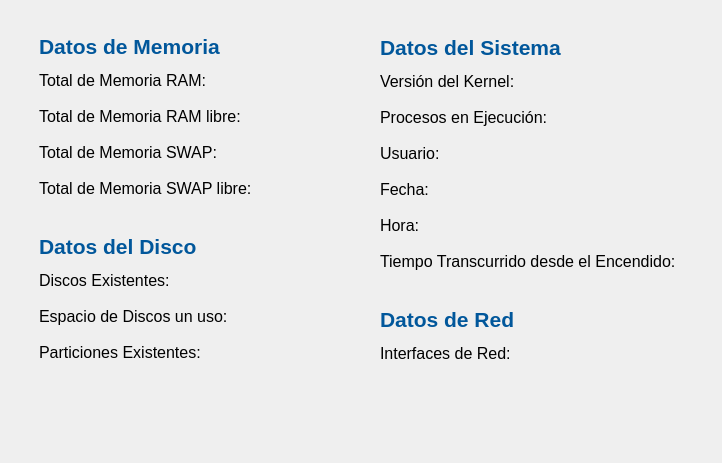
Above: monitor.ui from Estefanycss/MonitorDelSistema before the change. Below: the same form after it.
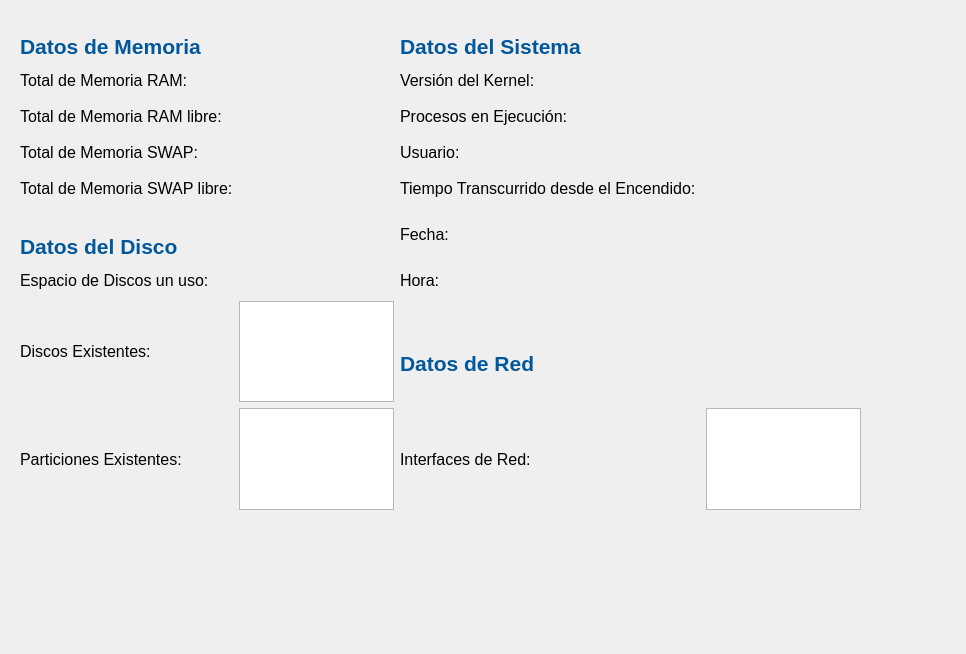
That is the form after the change.

Commit message: labels for data

```diff
--- a/monitor.ui
+++ b/monitor.ui
@@ -6,24 +6,48 @@
    <rect>
     <x>0</x>
     <y>0</y>
-    <width>722</width>
-    <height>463</height>
+    <width>966</width>
+    <height>654</height>
    </rect>
   </property>
   <property name="windowTitle">
    <string>Form</string>
   </property>
-  <widget class="QWidget" name="verticalLayoutWidget">
+  <widget class="QWidget" name="gridLayoutWidget">
    <property name="geometry">
     <rect>
-     <x>39</x>
+     <x>20</x>
      <y>9</y>
-     <width>321</width>
-     <height>441</height>
+     <width>841</width>
+     <height>501</height>
     </rect>
    </property>
-   <layout class="QVBoxLayout" name="verticalLayout">
-    <item>
+   <layout class="QGridLayout" name="gridLayout">
+    <item row="9" column="2">
+     <widget class="QLabel" name="label_14">
+      <property name="minimumSize">
+       <size>
+        <width>0</width>
+        <height>30</height>
+       </size>
+      </property>
+      <property name="maximumSize">
+       <size>
+        <width>16777215</width>
+        <height>30</height>
+       </size>
+      </property>
+      <property name="font">
+       <font>
+        <pointsize>12</pointsize>
+       </font>
+      </property>
+      <property name="text">
+       <string>Interfaces de Red: </string>
+      </property>
+     </widget>
+    </item>
+    <item row="0" column="0">
      <widget class="QLabel" name="h1">
       <property name="sizePolicy">
        <sizepolicy hsizetype="Preferred" vsizetype="Fixed">
@@ -64,32 +88,43 @@
       </property>
      </widget>
     </item>
-    <item>
-     <widget class="QLabel" name="label_3">
-      <property name="minimumSize">
-       <size>
-        <width>0</width>
-        <height>30</height>
-       </size>
+    <item row="3" column="3">
+     <widget class="QLabel" name="usuario">
+      <property name="text">
+       <string/>
       </property>
-      <property name="maximumSize">
-       <size>
-        <width>16777215</width>
-        <height>30</height>
-       </size>
+     </widget>
+    </item>
+    <item row="1" column="1">
+     <widget class="QLabel" name="total_RAM">
+      <property name="text">
+       <string/>
       </property>
-      <property name="font">
-       <font>
-        <pointsize>12</pointsize>
-       </font>
+     </widget>
+    </item>
+    <item row="1" column="3">
+     <widget class="QLabel" name="kernel">
+      <property name="text">
+       <string/>
       </property>
+     </widget>
+    </item>
+    <item row="5" column="3">
+     <widget class="QLabel" name="fecha">
       <property name="text">
-       <string>Total de Memoria RAM: </string>
+       <string/>
       </property>
      </widget>
     </item>
-    <item>
-     <widget class="QLabel" name="label_4">
+    <item row="3" column="1">
+     <widget class="QLabel" name="total_SWAP">
+      <property name="text">
+       <string/>
+      </property>
+     </widget>
+    </item>
+    <item row="7" column="0">
+     <widget class="QLabel" name="label_7">
       <property name="minimumSize">
        <size>
         <width>0</width>
@@ -108,12 +143,12 @@
        </font>
       </property>
       <property name="text">
-       <string>Total de Memoria RAM libre: </string>
+       <string>Discos Existentes:</string>
       </property>
      </widget>
     </item>
-    <item>
-     <widget class="QLabel" name="label_5">
+    <item row="4" column="2">
+     <widget class="QLabel" name="label_18">
       <property name="minimumSize">
        <size>
         <width>0</width>
@@ -132,11 +167,11 @@
        </font>
       </property>
       <property name="text">
-       <string>Total de Memoria SWAP: </string>
+       <string>Tiempo Transcurrido desde el Encendido: </string>
       </property>
      </widget>
     </item>
-    <item>
+    <item row="4" column="0">
      <widget class="QLabel" name="label_6">
       <property name="minimumSize">
        <size>
@@ -160,7 +195,7 @@
       </property>
      </widget>
     </item>
-    <item>
+    <item row="5" column="0">
      <widget class="QLabel" name="h1_2">
       <property name="minimumSize">
        <size>
@@ -195,8 +230,8 @@
       </property>
      </widget>
     </item>
-    <item>
-     <widget class="QLabel" name="label_7">
+    <item row="3" column="2">
+     <widget class="QLabel" name="label_15">
       <property name="minimumSize">
        <size>
         <width>0</width>
@@ -215,36 +250,15 @@
        </font>
       </property>
       <property name="text">
-       <string>Discos Existentes:</string>
+       <string>Usuario: </string>
       </property>
      </widget>
     </item>
-    <item>
-     <widget class="QLabel" name="label_9">
-      <property name="minimumSize">
-       <size>
-        <width>0</width>
-        <height>30</height>
-       </size>
-      </property>
-      <property name="maximumSize">
-       <size>
-        <width>16777215</width>
-        <height>30</height>
-       </size>
-      </property>
-      <property name="font">
-       <font>
-        <pointsize>12</pointsize>
-       </font>
-      </property>
-      <property name="text">
-       <string>Espacio de Discos un uso: </string>
-      </property>
-     </widget>
+    <item row="9" column="1">
+     <widget class="QPlainTextEdit" name="particiones"/>
     </item>
-    <item>
-     <widget class="QLabel" name="label_8">
+    <item row="3" column="0">
+     <widget class="QLabel" name="label_5">
       <property name="minimumSize">
        <size>
         <width>0</width>
@@ -263,36 +277,11 @@
        </font>
       </property>
       <property name="text">
-       <string>Particiones Existentes: </string>
+       <string>Total de Memoria SWAP: </string>
       </property>
      </widget>
     </item>
-    <item>
-     <spacer name="verticalSpacer">
-      <property name="orientation">
-       <enum>Qt::Vertical</enum>
-      </property>
-      <property name="sizeHint" stdset="0">
-       <size>
-        <width>20</width>
-        <height>40</height>
-       </size>
-      </property>
-     </spacer>
-    </item>
-   </layout>
-  </widget>
-  <widget class="QWidget" name="verticalLayoutWidget_2">
-   <property name="geometry">
-    <rect>
-     <x>380</x>
-     <y>10</y>
-     <width>331</width>
-     <height>441</height>
-    </rect>
-   </property>
-   <layout class="QVBoxLayout" name="verticalLayout_2">
-    <item>
+    <item row="0" column="2">
      <widget class="QLabel" name="h1_3">
       <property name="minimumSize">
        <size>
@@ -327,7 +316,62 @@
       </property>
      </widget>
     </item>
-    <item>
+    <item row="2" column="0">
+     <widget class="QLabel" name="label_4">
+      <property name="minimumSize">
+       <size>
+        <width>0</width>
+        <height>30</height>
+       </size>
+      </property>
+      <property name="maximumSize">
+       <size>
+        <width>16777215</width>
+        <height>30</height>
+       </size>
+      </property>
+      <property name="font">
+       <font>
+        <pointsize>12</pointsize>
+       </font>
+      </property>
+      <property name="text">
+       <string>Total de Memoria RAM libre: </string>
+      </property>
+     </widget>
+    </item>
+    <item row="2" column="3">
+     <widget class="QLabel" name="procesos">
+      <property name="text">
+       <string/>
+      </property>
+     </widget>
+    </item>
+    <item row="9" column="0">
+     <widget class="QLabel" name="label_8">
+      <property name="minimumSize">
+       <size>
+        <width>0</width>
+        <height>30</height>
+       </size>
+      </property>
+      <property name="maximumSize">
+       <size>
+        <width>16777215</width>
+        <height>30</height>
+       </size>
+      </property>
+      <property name="font">
+       <font>
+        <pointsize>12</pointsize>
+       </font>
+      </property>
+      <property name="text">
+       <string>Particiones Existentes: </string>
+      </property>
+     </widget>
+    </item>
+    <item row="1" column="2">
      <widget class="QLabel" name="label_12">
       <property name="minimumSize">
        <size>
@@ -351,7 +395,24 @@
       </property>
      </widget>
     </item>
-    <item>
+    <item row="9" column="3">
+     <widget class="QPlainTextEdit" name="interfaces">
+      <property name="maximumSize">
+       <size>
+        <width>16777215</width>
+        <height>16777215</height>
+       </size>
+      </property>
+     </widget>
+    </item>
+    <item row="2" column="1">
+     <widget class="QLabel" name="libre_RAM">
+      <property name="text">
+       <string/>
+      </property>
+     </widget>
+    </item>
+    <item row="2" column="2">
      <widget class="QLabel" name="label_13">
       <property name="minimumSize">
        <size>
@@ -375,31 +436,7 @@
       </property>
      </widget>
     </item>
-    <item>
-     <widget class="QLabel" name="label_15">
-      <property name="minimumSize">
-       <size>
-        <width>0</width>
-        <height>30</height>
-       </size>
-      </property>
-      <property name="maximumSize">
-       <size>
-        <width>16777215</width>
-        <height>30</height>
-       </size>
-      </property>
-      <property name="font">
-       <font>
-        <pointsize>12</pointsize>
-       </font>
-      </property>
-      <property name="text">
-       <string>Usuario: </string>
-      </property>
-     </widget>
-    </item>
-    <item>
+    <item row="5" column="2">
      <widget class="QLabel" name="label_16">
       <property name="minimumSize">
        <size>
@@ -423,7 +460,79 @@
       </property>
      </widget>
     </item>
-    <item>
+    <item row="1" column="0">
+     <widget class="QLabel" name="label_3">
+      <property name="minimumSize">
+       <size>
+        <width>0</width>
+        <height>30</height>
+       </size>
+      </property>
+      <property name="maximumSize">
+       <size>
+        <width>16777215</width>
+        <height>30</height>
+       </size>
+      </property>
+      <property name="font">
+       <font>
+        <pointsize>12</pointsize>
+       </font>
+      </property>
+      <property name="text">
+       <string>Total de Memoria RAM: </string>
+      </property>
+     </widget>
+    </item>
+    <item row="4" column="3">
+     <widget class="QLabel" name="tiempo_transcurrido">
+      <property name="text">
+       <string/>
+      </property>
+     </widget>
+    </item>
+    <item row="4" column="1">
+     <widget class="QLabel" name="libre_SWAP">
+      <property name="text">
+       <string/>
+      </property>
+     </widget>
+    </item>
+    <item row="7" column="1">
+     <widget class="QPlainTextEdit" name="discos"/>
+    </item>
+    <item row="6" column="0">
+     <widget class="QLabel" name="label_9">
+      <property name="minimumSize">
+       <size>
+        <width>0</width>
+        <height>30</height>
+       </size>
+      </property>
+      <property name="maximumSize">
+       <size>
+        <width>16777215</width>
+        <height>30</height>
+       </size>
+      </property>
+      <property name="font">
+       <font>
+        <pointsize>12</pointsize>
+       </font>
+      </property>
+      <property name="text">
+       <string>Espacio de Discos un uso: </string>
+      </property>
+     </widget>
+    </item>
+    <item row="6" column="1">
+     <widget class="QLabel" name="espacio_discos">
+      <property name="text">
+       <string/>
+      </property>
+     </widget>
+    </item>
+    <item row="6" column="2">
      <widget class="QLabel" name="label_17">
       <property name="minimumSize">
        <size>
@@ -447,31 +556,14 @@
       </property>
      </widget>
     </item>
-    <item>
-     <widget class="QLabel" name="label_18">
-      <property name="minimumSize">
-       <size>
-        <width>0</width>
-        <height>30</height>
-       </size>
-      </property>
-      <property name="maximumSize">
-       <size>
-        <width>16777215</width>
-        <height>30</height>
-       </size>
-      </property>
-      <property name="font">
-       <font>
-        <pointsize>12</pointsize>
-       </font>
-      </property>
+    <item row="6" column="3">
+     <widget class="QLabel" name="hora">
       <property name="text">
-       <string>Tiempo Transcurrido desde el Encendido: </string>
+       <string/>
       </property>
      </widget>
     </item>
-    <item>
+    <item row="7" column="2">
      <widget class="QLabel" name="h1_4">
       <property name="minimumSize">
        <size>
@@ -506,43 +598,6 @@
       </property>
      </widget>
     </item>
-    <item>
-     <widget class="QLabel" name="label_14">
-      <property name="minimumSize">
-       <size>
-        <width>0</width>
-        <height>30</height>
-       </size>
-      </property>
-      <property name="maximumSize">
-       <size>
-        <width>16777215</width>
-        <height>30</height>
-       </size>
-      </property>
-      <property name="font">
-       <font>
-        <pointsize>12</pointsize>
-       </font>
-      </property>
-      <property name="text">
-       <string>Interfaces de Red: </string>
-      </property>
-     </widget>
-    </item>
-    <item>
-     <spacer name="verticalSpacer_2">
-      <property name="orientation">
-       <enum>Qt::Vertical</enum>
-      </property>
-      <property name="sizeHint" stdset="0">
-       <size>
-        <width>20</width>
-        <height>40</height>
-       </size>
-      </property>
-     </spacer>
-    </item>
    </layout>
   </widget>
  </widget>
```
The commit also changes 2 other files.
